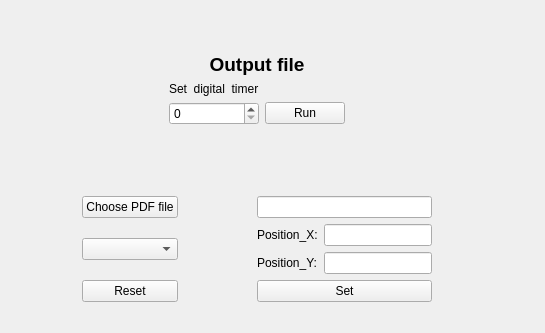
This is GUI/OCR_GUI.ui in Gaopeng-Bai/OCR_RT_monitor as Qt 5 draws it before an edit; both pictures show x 0 to 545 and y 215 to 548 of the 1010 by 548 pixel window. The edited form follows.
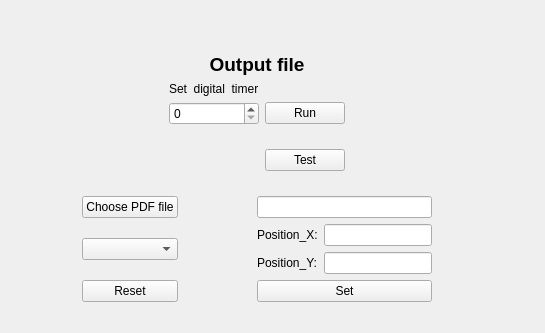
This is the edited form. Icons and pictures are not drawn.

Diff of the .ui file:
```diff
--- a/GUI/OCR_GUI.ui
+++ b/GUI/OCR_GUI.ui
@@ -246,6 +246,13 @@
               </property>
              </spacer>
             </item>
+            <item row="2" column="2">
+             <widget class="QPushButton" name="test">
+              <property name="text">
+               <string>Test</string>
+              </property>
+             </widget>
+            </item>
            </layout>
           </item>
           <item>
```
